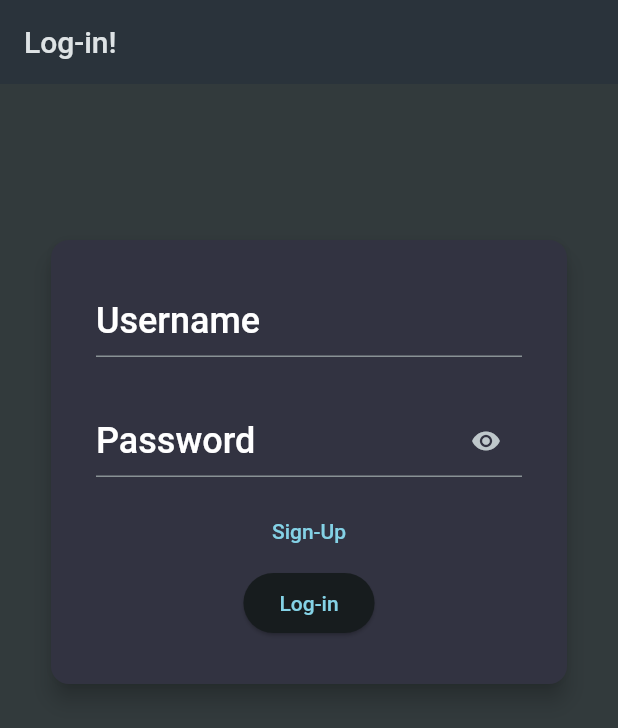
After one commit to MohamedAbdel-Azeem/Flutter_ShoppingList_App, a Flutter app: the screen it shows after launch, after a tap on "Sign-Up", after a tap on "Log-in", on a phone screen of 412 x 824 dp. The commit adds this screen. Shown: the top 728 px of the screen. Run offline on Flutter 3.47's test engine with Material 2 defaults, Android fonts, the phone set to English and light mode, and no system bars; network calls fail.

Commit message:
App Finished

```diff
--- a/lib/main.dart
+++ b/lib/main.dart
@@ -1,5 +1,6 @@
 import 'package:flutter/material.dart';
 import 'package:shopping_list_app/widgets/grocery_list.dart';
+import 'package:shopping_list_app/widgets/login_screen.dart';
 
 void main() {
   runApp(const MyApp());
@@ -22,7 +23,7 @@ class MyApp extends StatelessWidget {
         ),
         scaffoldBackgroundColor: const Color.fromARGB(255, 50, 58, 60),
       ),
-      home: const GroceryList(),
+      home: const LoginScreen(),
     );
   }
 }
--- a/lib/models/grocery_item.dart
+++ b/lib/models/grocery_item.dart
@@ -2,11 +2,12 @@ import 'package:shopping_list_app/models/category.dart';
 
 class GroceryItem{
 
-  const GroceryItem({required this.id,required this.name, required this.quantity, required this.category,});
+  const GroceryItem({required this.id,required this.name, required this.quantity, required this.category,required this.username,});
 
   final String id;
   final String name;
   final int quantity;
   final Category category;
+  final String username;
 
 }
--- /dev/null
+++ b/lib/widgets/login_screen.dart
@@ -0,0 +1,242 @@
+import 'dart:convert';
+
+import 'package:flutter/material.dart';
+import 'package:http/http.dart' as http;
+import 'package:shopping_list_app/widgets/grocery_list.dart';
+
+class LoginScreen extends StatefulWidget {
+  const LoginScreen({super.key});
+
+  @override
+  State<LoginScreen> createState() {
+    return _LoginScreenState();
+  }
+}
+
+class _LoginScreenState extends State<LoginScreen> {
+  var _obscureText = true;
+  final _formKey = GlobalKey<FormState>();
+
+  var _isSending = false;
+
+  var _enteredUsername = '';
+  var _enteredPassword = '';
+
+  Future<bool> _validateUsername() async {
+    if (!_formKey.currentState!.validate()) {
+      return false;
+    }
+    _formKey.currentState!.save();
+
+    final url = Uri.https(
+        'flutter-shopping-list-ap-fc113-default-rtdb.firebaseio.com',
+        'shopping-list-usernames.json');
+    final response = await http.get(url);
+
+    if (response.statusCode >= 400) {
+      ScaffoldMessenger.of(context).showSnackBar(const SnackBar(
+        content: Text('Cannot connect to server!'),
+        backgroundColor: Colors.red,
+        duration: Duration(seconds: 3),
+      ));
+      return false;
+    }
+    if (response.body == 'null') {
+      ScaffoldMessenger.of(context).showSnackBar(const SnackBar(
+        content: Text('No usernames!'),
+        backgroundColor: Colors.yellow,
+        duration: Duration(seconds: 3),
+      ));
+      return false;
+    }
+
+    final Map<String, dynamic> usersData = json.decode(response.body);
+
+    final user = usersData.entries
+        .where((user) => user.value['username'] == _enteredUsername);
+    if (user.isEmpty) {
+      ScaffoldMessenger.of(context).showSnackBar(const SnackBar(
+        content: Text('Username is not recognized!'),
+        backgroundColor: Colors.yellow,
+        duration: Duration(seconds: 3),
+      ));
+      return false;
+    }
+
+    if (user.first.value['password'] != _enteredPassword) {
+      ScaffoldMessenger.of(context).showSnackBar(const SnackBar(
+        content: Text('Password or Username is incorrect, please Check!'),
+        backgroundColor: Colors.red,
+        duration: Duration(seconds: 3),
+      ));
+      return false;
+    }
+    return true;
+  }
+
+  void _logIn() async {
+    setState(() {
+      _isSending = true;
+    });
+    if (await _validateUsername()) {
+      Navigator.of(context).push(MaterialPageRoute(
+          builder: (ctx) => GroceryList(
+                username: _enteredUsername,
+              )));
+    }
+    setState(() {
+      _isSending = false;
+    });
+    _formKey.currentState!.reset();
+  }
+
+  void _signUp() async {
+    if (_formKey.currentState!.validate()) {
+      print('valid!');
+      _formKey.currentState!.save();
+      final url = Uri.https(
+          'flutter-shopping-list-ap-fc113-default-rtdb.firebaseio.com',
+          'shopping-list-usernames.json');
+
+      final responseGet = await http.get(url);
+      if (responseGet.statusCode >= 400) {
+        ScaffoldMessenger.of(context).showSnackBar(const SnackBar(
+          content: Text('Cannot connect to server!'),
+          backgroundColor: Colors.red,
+          duration: Duration(seconds: 3),
+        ));
+        return;
+      }
+
+      if (responseGet.body != 'null') {
+        final Map<String, dynamic> usersData = json.decode(responseGet.body);
+
+        for (final user in usersData.entries) {
+          if (user.value['username'] == _enteredUsername) {
+            ScaffoldMessenger.of(context).showSnackBar(const SnackBar(
+              content: Text('This username is already used!'),
+              duration: Duration(seconds: 3),
+              backgroundColor: Colors.red,
+            ));
+            return;
+          }
+        }
+      }
+
+      final responsePost = await http.post(
+        url,
+        headers: {
+          'Content-Type': 'application/json',
+        },
+        body: json.encode({
+          'username': _enteredUsername,
+          'password': _enteredPassword,
+        }),
+      );
+
+      setState(() {
+        _isSending = true;
+      });
+
+      ScaffoldMessenger.of(context).showSnackBar(const SnackBar(
+        content: Text('Sign-up successful'),
+        duration: Duration(seconds: 2),
+        backgroundColor: Colors.green,
+      ));
+      _logIn();
+    }
+  }
+
+  @override
+  Widget build(BuildContext context) {
+    return Scaffold(
+      appBar: AppBar(
+        title: const Text('Log-in!'),
+      ),
+      body: SingleChildScrollView(
+        padding: const EdgeInsets.symmetric(vertical: 100, horizontal: 30),
+        child: Card(
+          elevation: 6,
+          color: const Color.fromARGB(255, 50, 51, 65),
+          child: Padding(
+            padding: const EdgeInsets.all(30),
+            child: Form(
+              key: _formKey,
+              child: Column(
+                crossAxisAlignment: CrossAxisAlignment.center,
+                //mainAxisAlignment: MainAxisAlignment.center,
+                children: [
+                  TextFormField(
+                    decoration: InputDecoration(
+                        label: Text('Username',
+                            style: Theme.of(context)
+                                .textTheme
+                                .labelLarge!
+                                .copyWith(fontSize: 24)),
+                        floatingLabelBehavior: FloatingLabelBehavior.never,
+                        prefixText: 'Username: '),
+                    validator: (value) {
+                      if (value == null ||
+                          value.isEmpty ||
+                          value.trim().length <= 2) {
+                        return 'Invalid Username!';
+                      }
+                      return null;
+                    },
+                    onSaved: (value) => _enteredUsername = value!,
+                  ),
+                  const SizedBox(
+                    height: 32,
+                  ),
+                  TextFormField(
+                    decoration: InputDecoration(
+                        label: Text('Password',
+                            style: Theme.of(context)
+                                .textTheme
+                                .labelLarge!
+                                .copyWith(fontSize: 24)),
+                        floatingLabelBehavior: FloatingLabelBehavior.never,
+                        prefixText: 'Password: ',
+                        suffixIcon: IconButton(
+                            onPressed: () {
+                              setState(() {
+                                _obscureText = !_obscureText;
+                              });
+                            },
+                            icon: const Icon(
+                              Icons.remove_red_eye,
+                              size: 20,
+                            ))),
+                    obscureText: _obscureText,
+                    validator: (value) {
+                      if (value == null ||
+                          value.isEmpty ||
+                          value.trim().length <= 2) {
+                        return 'Invalid Username!';
+                      }
+                      return null;
+                    },
+                    onSaved: (value) => _enteredPassword = value!,
+                  ),
+                  const SizedBox(
+                    height: 12,
+                  ),
+                  TextButton(
+                      onPressed: _isSending ? null : _signUp,
+                      child: _isSending
+                          ? const CircularProgressIndicator()
+                          : const Text('Sign-Up')),
+                  ElevatedButton(
+                      onPressed: _isSending ? null : _logIn,
+                      child: _isSending
+                          ? const CircularProgressIndicator()
+                          : const Text('Log-in'))
+                ],
+              ),
+            ),
+          ),
+        ),
+      ),
+    );
+  }
+}
--- a/pubspec.yaml
+++ b/pubspec.yaml
@@ -35,6 +35,7 @@ dependencies:
   # The following adds the Cupertino Icons font to your application.
   # Use with the CupertinoIcons class for iOS style icons.
   cupertino_icons: ^1.0.2
+  http: ^1.1.0
 
 dev_dependencies:
   flutter_test:
```
Also changed, not shown: lib/widgets/grocery_list.dart (+147 -35 lines), lib/widgets/new_item.dart (+51 -11 lines), pubspec.lock.
